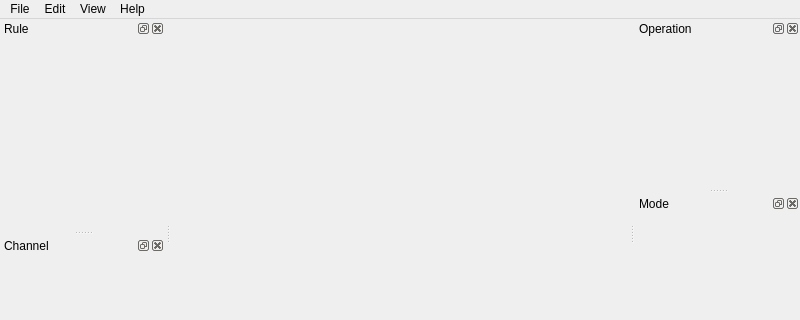
This is src/main/python/cguis/design/main_window.ui in insad/DigitalPalette as Qt 5 draws it before an edit; both pictures show x 0 to 800 and y 0 to 320 of the 800 by 600 pixel window. The edited form follows.
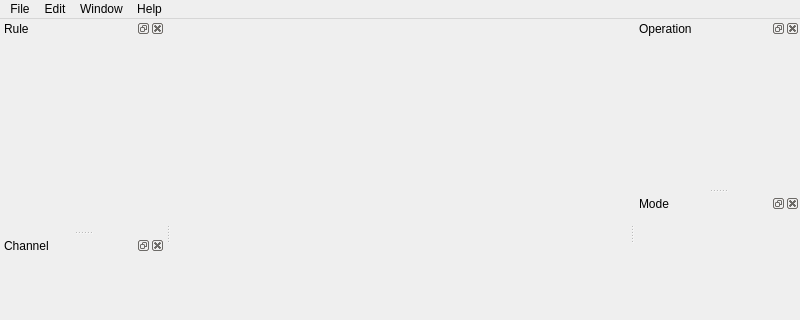
This is the edited form.

```diff
--- a/src/main/python/cguis/design/main_window.ui
+++ b/src/main/python/cguis/design/main_window.ui
@@ -64,9 +64,9 @@
     <addaction name="separator"/>
     <addaction name="actionSettings"/>
    </widget>
-   <widget class="QMenu" name="menuView">
+   <widget class="QMenu" name="menuWindow">
     <property name="title">
-     <string>View</string>
+     <string>Window</string>
     </property>
     <addaction name="actionRule"/>
     <addaction name="actionChannel"/>
@@ -86,7 +86,7 @@
    </widget>
    <addaction name="menuFile"/>
    <addaction name="menuEdit"/>
-   <addaction name="menuView"/>
+   <addaction name="menuWindow"/>
    <addaction name="menuHelp"/>
   </widget>
   <widget class="QStatusBar" name="statusbar"/>
```
